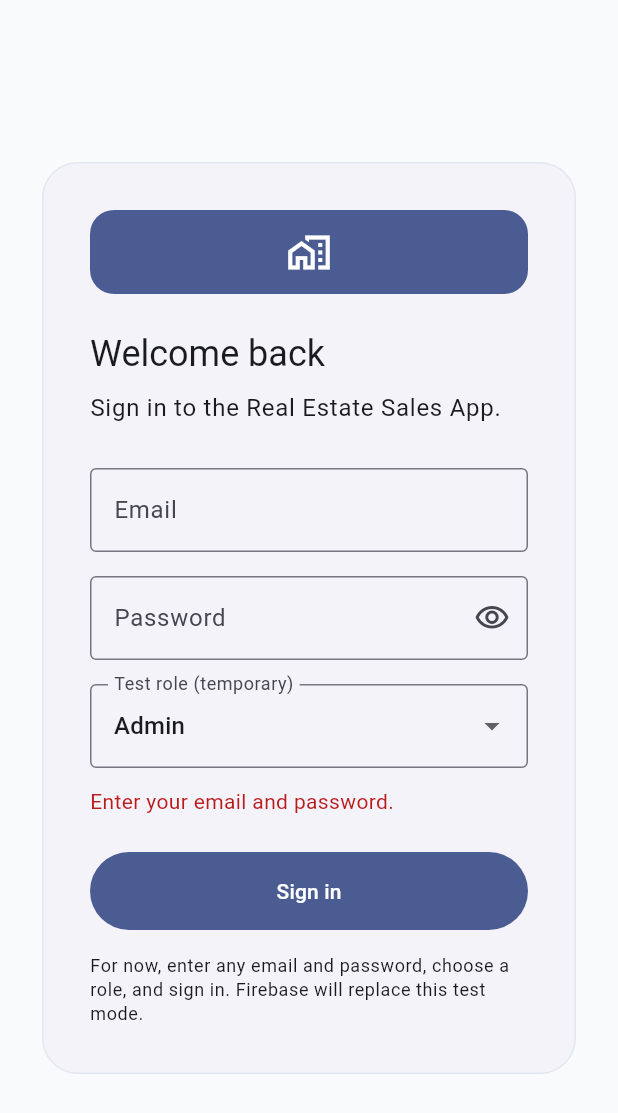
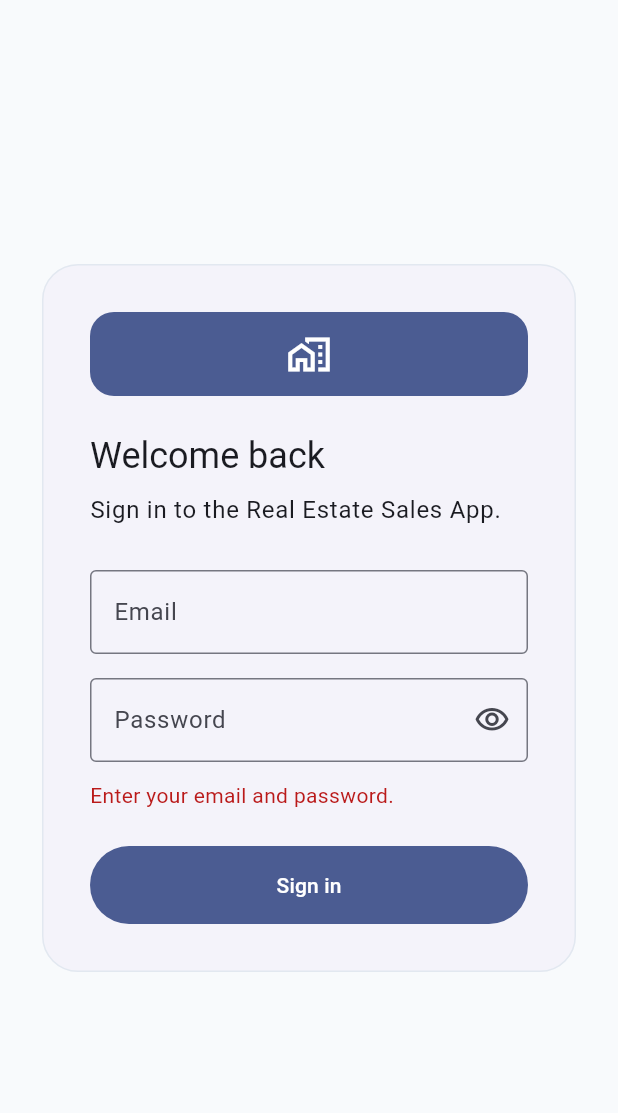
Before and after one commit to Adityaa9009/real-estate-sales-app, a Flutter app: the screen it shows after launch, after a tap on "Sign in", on a phone screen of 412 x 824 dp. Shown: the top 1113 px of the screen. Run offline on Flutter 3.47's test engine with Material 3 defaults, Android fonts, the phone set to English and light mode, and no system bars; our stand-ins replace firebase_auth, firebase_core; accounts and stored records are empty.

Commit message:
feat: replace temporary login with real Firebase Authentication and role-based routing

```diff
--- a/app/lib/main.dart
+++ b/app/lib/main.dart
@@ -1,6 +1,15 @@
+import 'package:cloud_firestore/cloud_firestore.dart';
+import 'package:firebase_auth/firebase_auth.dart';
+import 'package:firebase_core/firebase_core.dart';
 import 'package:flutter/material.dart';
 
-void main() => runApp(const RealEstateSalesApp());
+import 'firebase_options.dart';
+
+Future<void> main() async {
+  WidgetsFlutterBinding.ensureInitialized();
+  await Firebase.initializeApp(options: DefaultFirebaseOptions.currentPlatform);
+  runApp(const RealEstateSalesApp());
+}
 
 enum AppRole { admin, executive, insideSales, outsideSales }
 
@@ -17,6 +26,16 @@ extension AppRoleDetails on AppRole {
     AppRole.executive => Icons.manage_accounts_outlined,
     AppRole.insideSales => Icons.support_agent_outlined,
     AppRole.outsideSales => Icons.location_on_outlined,
+  };
+
+  /// Maps the exact Firestore `role` string (per docs/DATABASE_SCHEMA.md)
+  /// to an [AppRole]. Returns null for any unrecognized value.
+  static AppRole? fromFirestoreValue(String? value) => switch (value) {
+    'admin' => AppRole.admin,
+    'executive' => AppRole.executive,
+    'inside_sales' => AppRole.insideSales,
+    'outside_sales' => AppRole.outsideSales,
+    _ => null,
   };
 }
 
@@ -46,8 +65,8 @@ class LoginPage extends StatefulWidget {
 class _LoginPageState extends State<LoginPage> {
   final _emailController = TextEditingController();
   final _passwordController = TextEditingController();
-  AppRole _selectedRole = AppRole.admin;
   bool _hidePassword = true;
+  bool _isLoading = false;
   String? _error;
 
   @override
@@ -57,17 +76,92 @@ class _LoginPageState extends State<LoginPage> {
     super.dispose();
   }
 
-  void _signIn() {
+  Future<void> _signIn() async {
     final email = _emailController.text.trim();
-    if (email.isEmpty || _passwordController.text.isEmpty) {
+    final password = _passwordController.text;
+
+    if (email.isEmpty || password.isEmpty) {
       setState(() => _error = 'Enter your email and password.');
       return;
     }
-    Navigator.of(context).pushReplacement(
-      MaterialPageRoute<void>(
-        builder: (_) => RoleHomePage(role: _selectedRole, email: email),
-      ),
-    );
+
+    setState(() {
+      _isLoading = true;
+      _error = null;
+    });
+
+    try {
+      final credential = await FirebaseAuth.instance
+          .signInWithEmailAndPassword(email: email, password: password);
+
+      final uid = credential.user?.uid;
+      if (uid == null) {
+        throw StateError('Sign in succeeded but no user was returned.');
+      }
+
+      final employeeDoc = await FirebaseFirestore.instance
+          .collection('employees')
+          .doc(uid)
+          .get();
+
+      if (!employeeDoc.exists) {
+        await FirebaseAuth.instance.signOut();
+        setState(() {
+          _error =
+              'No employee record found for this account. Contact your administrator.';
+        });
+        return;
+      }
+
+      final data = employeeDoc.data()!;
+      final active = data['active'] as bool? ?? false;
+      if (!active) {
+        await FirebaseAuth.instance.signOut();
+        setState(() {
+          _error = 'This employee account is inactive. Contact your administrator.';
+        });
+        return;
+      }
+
+      final role = AppRoleDetails.fromFirestoreValue(data['role'] as String?);
+      if (role == null) {
+        await FirebaseAuth.instance.signOut();
+        setState(() {
+          _error = 'This account does not have an authorized role.';
+        });
+        return;
+      }
+
+      if (!mounted) return;
+      Navigator.of(context).pushReplacement(
+        MaterialPageRoute<void>(
+          builder: (_) => RoleHomePage(role: role, email: email),
+        ),
+      );
+    } on FirebaseAuthException catch (e) {
+      setState(() => _error = _messageForAuthError(e));
+    } catch (e) {
+      setState(() => _error = 'Something went wrong. Please try again.');
+    } finally {
+      if (mounted) setState(() => _isLoading = false);
+    }
+  }
+
+  String _messageForAuthError(FirebaseAuthException e) {
+    switch (e.code) {
+      case 'invalid-email':
+        return 'That email address looks invalid.';
+      case 'user-disabled':
+        return 'This account has been disabled.';
+      case 'user-not-found':
+      case 'invalid-credential':
+      case 'wrong-password':
+        return 'Incorrect email or password.';
+      case 'too-many-requests':
+        return 'Too many attempts. Please wait and try again.';
+      default:
+        return 'Sign in failed. Please try again.';
+    }
   }
 
   @override
@@ -114,6 +208,7 @@ class _LoginPageState extends State<LoginPage> {
                     TextField(
                       controller: _emailController,
                       keyboardType: TextInputType.emailAddress,
+                      enabled: !_isLoading,
                       decoration: const InputDecoration(
                         labelText: 'Email',
                         border: OutlineInputBorder(),
@@ -123,6 +218,7 @@ class _LoginPageState extends State<LoginPage> {
                     TextField(
                       controller: _passwordController,
                       obscureText: _hidePassword,
+                      enabled: !_isLoading,
                       decoration: InputDecoration(
                         labelText: 'Password',
                         border: const OutlineInputBorder(),
@@ -137,25 +233,6 @@ class _LoginPageState extends State<LoginPage> {
                         ),
                       ),
                     ),
-                    const SizedBox(height: 16),
-                    DropdownButtonFormField<AppRole>(
-                      initialValue: _selectedRole,
-                      decoration: const InputDecoration(
-                        labelText: 'Test role (temporary)',
-                        border: OutlineInputBorder(),
-                      ),
-                      items: AppRole.values
-                          .map(
-                            (role) => DropdownMenuItem(
-                              value: role,
-                              child: Text(role.label),
-                            ),
-                          )
-                          .toList(),
-                      onChanged: (role) {
-                        if (role != null) setState(() => _selectedRole = role);
-                      },
-                    ),
                     if (_error != null) ...[
                       const SizedBox(height: 12),
                       Text(
@@ -165,17 +242,20 @@ class _LoginPageState extends State<LoginPage> {
                     ],
                     const SizedBox(height: 24),
                     FilledButton(
-                      onPressed: _signIn,
+                      onPressed: _isLoading ? null : _signIn,
                       style: FilledButton.styleFrom(
                         minimumSize: const Size.fromHeight(52),
                       ),
-                      child: const Text('Sign in'),
-                    ),
-                    const SizedBox(height: 16),
-                    Text(
-                      'For now, enter any email and password, choose a role, '
-                      'and sign in. Firebase will replace this test mode.',
-                      style: theme.textTheme.bodySmall,
+                      child: _isLoading
+                          ? const SizedBox(
+                              height: 20,
+                              width: 20,
+                              child: CircularProgressIndicator(
+                                strokeWidth: 2,
+                                color: Colors.white,
+                              ),
+                            )
+                          : const Text('Sign in'),
                     ),
                   ],
                 ),
@@ -194,6 +274,15 @@ class RoleHomePage extends StatelessWidget {
   final AppRole role;
   final String email;
 
+  Future<void> _signOut(BuildContext context) async {
+    await FirebaseAuth.instance.signOut();
+    if (!context.mounted) return;
+    Navigator.of(context).pushAndRemoveUntil(
+      MaterialPageRoute<void>(builder: (_) => const LoginPage()),
+      (route) => false,
+    );
+  }
+
   @override
   Widget build(BuildContext context) {
     final theme = Theme.of(context);
@@ -203,10 +292,7 @@ class RoleHomePage extends StatelessWidget {
         actions: [
           IconButton(
             tooltip: 'Sign out',
-            onPressed: () => Navigator.of(context).pushAndRemoveUntil(
-              MaterialPageRoute<void>(builder: (_) => const LoginPage()),
-              (route) => false,
-            ),
+            onPressed: () => _signOut(context),
             icon: const Icon(Icons.logout),
           ),
         ],
@@ -232,7 +318,7 @@ class RoleHomePage extends StatelessWidget {
                   const SizedBox(height: 24),
                   const Text(
                     'Role routing is working. This temporary page will be '
-                    'replaced by the assigned team member’s module.',
+                    'replaced by the assigned team member\u2019s module.',
                     textAlign: TextAlign.center,
                   ),
                 ],
```
